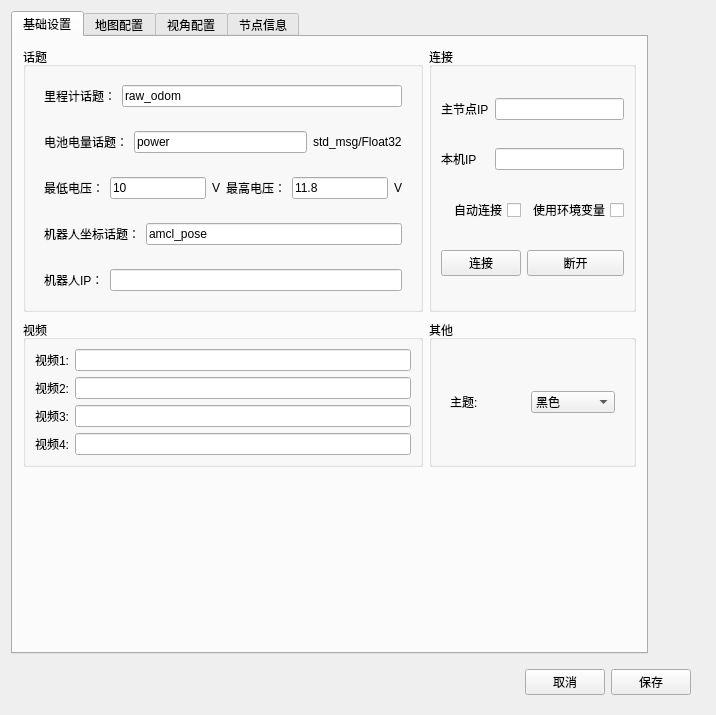
Qt form ui/settings.ui (hou080146/Ros_Qt_Rviz_GUI) before a commit.
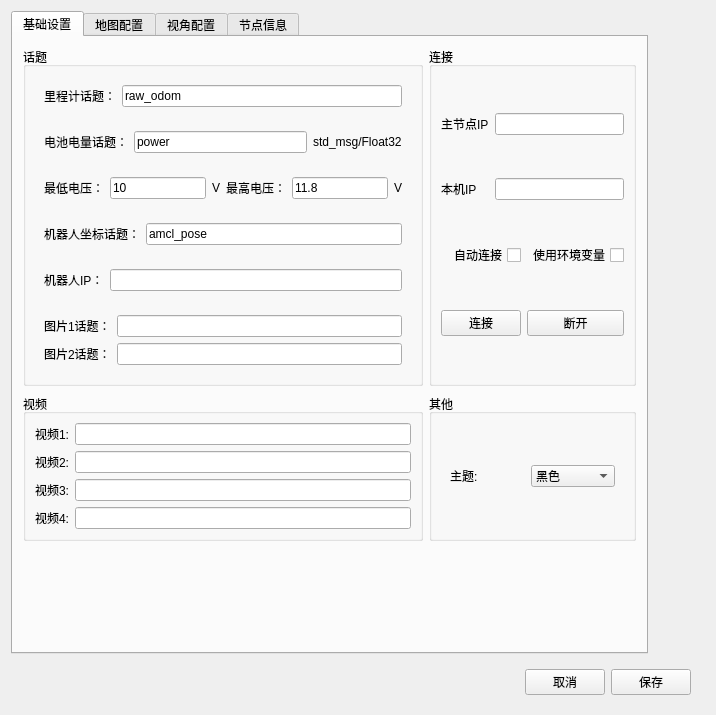
The same form after that commit. The open tabs and pages were chosen to show the change. Icons and pictures are not drawn.

Commit message: 增加ROS图片订阅

The edit to the form file:
```diff
--- a/ui/settings.ui
+++ b/ui/settings.ui
@@ -182,6 +182,32 @@
                </layout>
               </widget>
              </item>
+             <item>
+              <widget class="QWidget" name="widget_7" native="true">
+               <layout class="QFormLayout" name="formLayout_5">
+                <item row="0" column="0">
+                 <widget class="QLabel" name="label_30">
+                  <property name="text">
+                   <string>图片1话题：</string>
+                  </property>
+                 </widget>
+                </item>
+                <item row="2" column="1">
+                 <widget class="QLineEdit" name="lineEdit_image01"/>
+                </item>
+                <item row="2" column="0">
+                 <widget class="QLabel" name="label_31">
+                  <property name="text">
+                   <string>图片2话题：</string>
+                  </property>
+                 </widget>
+                </item>
+                <item row="0" column="1">
+                 <widget class="QLineEdit" name="lineEdit_image00"/>
+                </item>
+               </layout>
+              </widget>
+             </item>
             </layout>
            </widget>
           </item>
```
Left out of the diff: 2 changed lines with no effect on the pictures. The commit also changes 6 other files.
